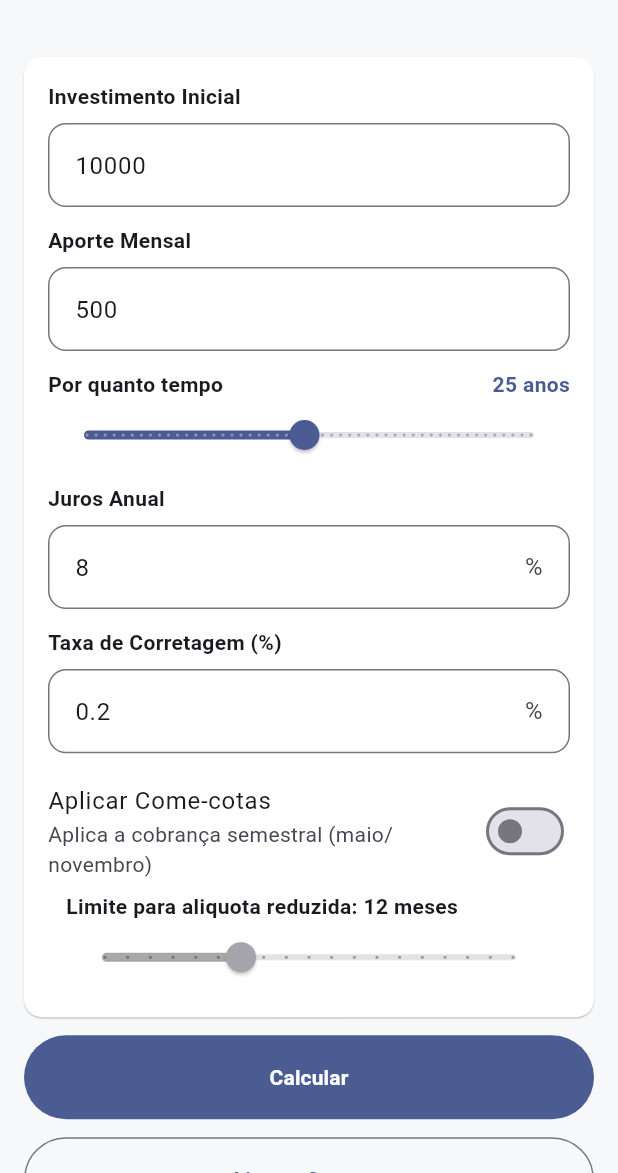
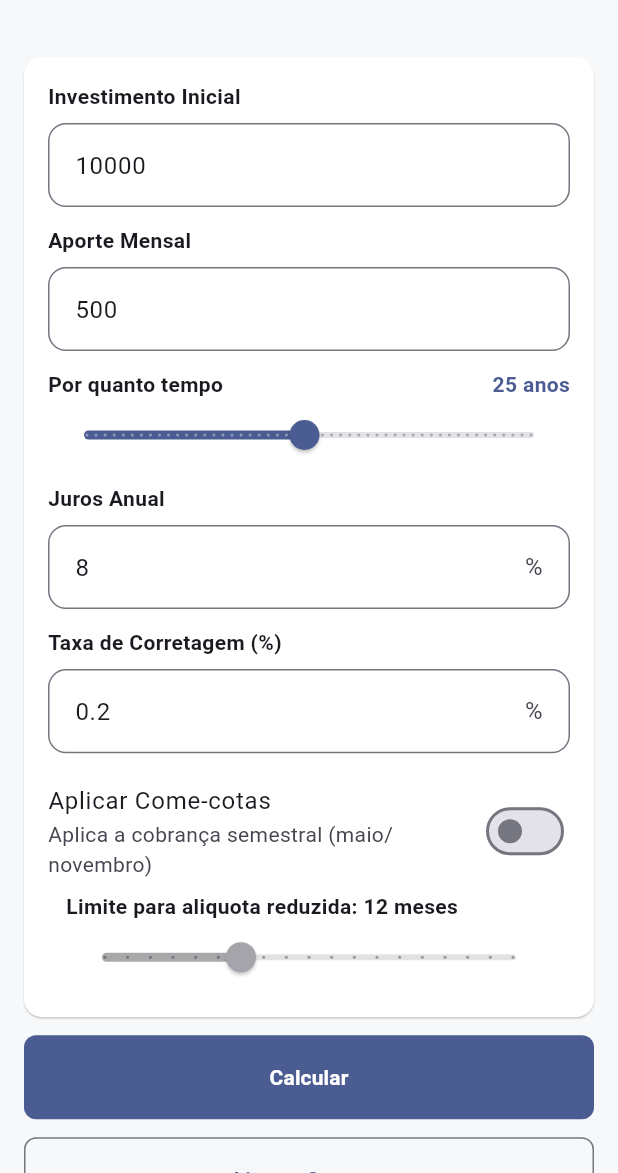
Before and after one commit to FlavioHeartnet/mobileappinvestiment, a Flutter app: the screen it shows after launch, on a phone screen of 412 x 824 dp, the part 63-1236 px from its top. Run offline on Flutter 3.47's test engine with Material 3 defaults, Android fonts, the phone set to English and light mode, and no system bars; our stand-ins replace flutter_riverpod; Roboto replaces fonts that are missing (Manrope).

Commit message:
UI: global 8px radius for buttons, cards and inputs; remove per-button overrides; add come-cotas switch & slider; wire threshold into calculation; update Results UI layout

```diff
--- a/mobile/lib/main.dart
+++ b/mobile/lib/main.dart
@@ -27,7 +27,26 @@ class AppRoot extends StatelessWidget {
           style: ButtonStyle(
             backgroundColor: WidgetStatePropertyAll(lightScheme.primary),
             foregroundColor: WidgetStatePropertyAll(lightScheme.onPrimary),
+            shape: WidgetStatePropertyAll(
+              RoundedRectangleBorder(borderRadius: BorderRadius.circular(8)),
+            ),
           ),
+        ),
+        outlinedButtonTheme: OutlinedButtonThemeData(
+          style: ButtonStyle(
+            shape: WidgetStatePropertyAll(
+              RoundedRectangleBorder(borderRadius: BorderRadius.circular(8)),
+            ),
+          ),
+        ),
+        cardTheme: CardThemeData(
+          shape: RoundedRectangleBorder(borderRadius: BorderRadius.circular(8)),
+          elevation: 2,
+        ),
+        inputDecorationTheme: InputDecorationTheme(
+          border: OutlineInputBorder(borderRadius: BorderRadius.circular(8)),
+          enabledBorder: OutlineInputBorder(borderRadius: BorderRadius.circular(8)),
+          focusedBorder: OutlineInputBorder(borderRadius: BorderRadius.circular(8)),
         ),
       ),
       darkTheme: ThemeData(
@@ -38,6 +57,25 @@ class AppRoot extends StatelessWidget {
           style: ButtonStyle(
             backgroundColor: WidgetStatePropertyAll(darkScheme.primary),
             foregroundColor: WidgetStatePropertyAll(darkScheme.onPrimary),
+            shape: WidgetStatePropertyAll(
+              RoundedRectangleBorder(borderRadius: BorderRadius.circular(8)),
+            ),
+          ),
+        ),
+        cardTheme: CardThemeData(
+          shape: RoundedRectangleBorder(borderRadius: BorderRadius.circular(8)),
+          elevation: 1,
+        ),
+        inputDecorationTheme: InputDecorationTheme(
+          border: OutlineInputBorder(borderRadius: BorderRadius.circular(8)),
+          enabledBorder: OutlineInputBorder(borderRadius: BorderRadius.circular(8)),
+          focusedBorder: OutlineInputBorder(borderRadius: BorderRadius.circular(8)),
+        ),
+        outlinedButtonTheme: OutlinedButtonThemeData(
+          style: ButtonStyle(
+            shape: WidgetStatePropertyAll(
+              RoundedRectangleBorder(borderRadius: BorderRadius.circular(8)),
+            ),
           ),
         ),
       ),
```
